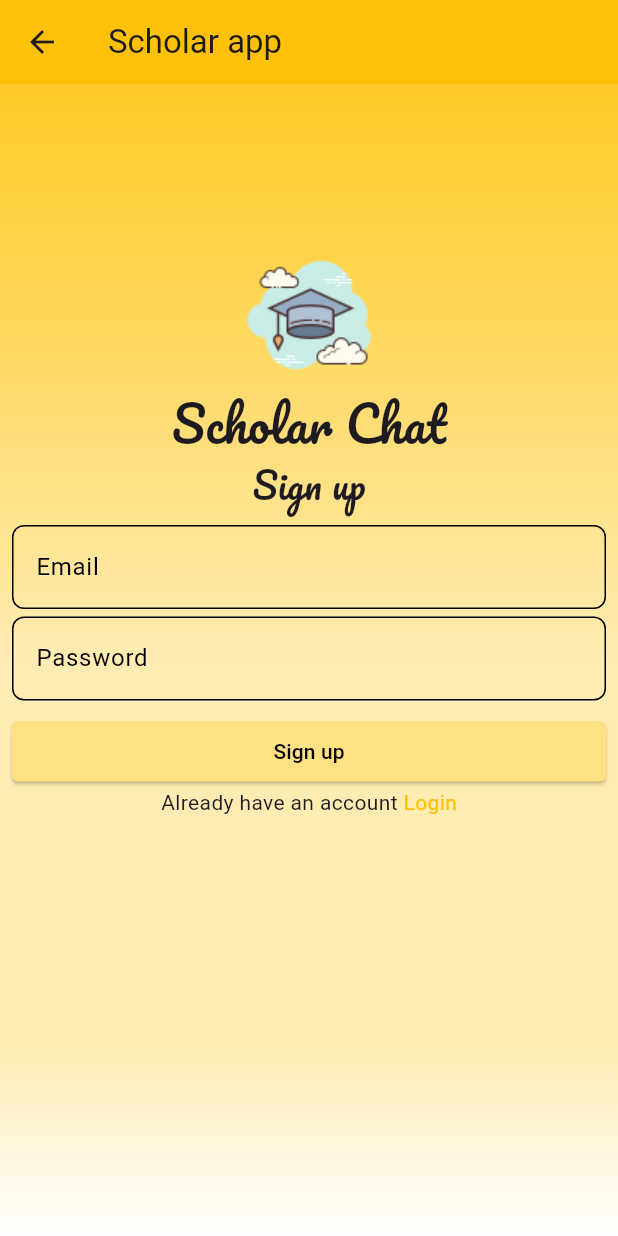
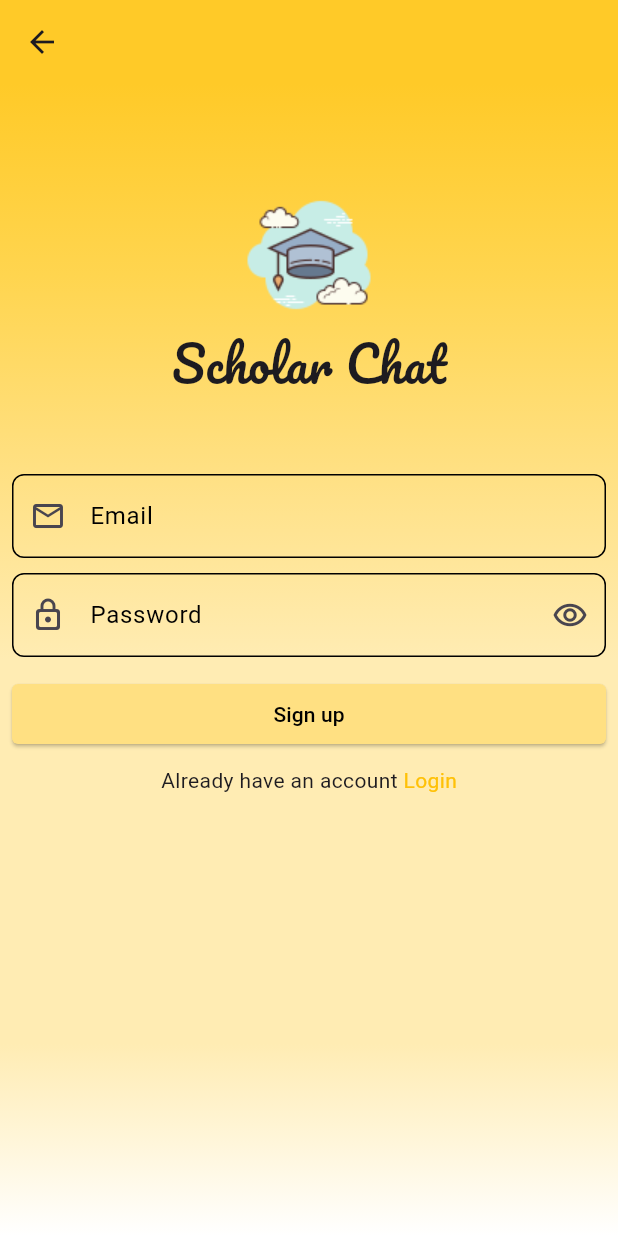
Before and after one commit to TOKYO-FN/scholar_chat, a Flutter app: the screen it shows after launch, after a tap on "Register", on a phone screen of 412 x 824 dp. Run offline on Flutter 3.47's test engine with Material 3 defaults, Android fonts, the phone set to English and light mode, and no system bars; drawn by our look-alikes of modal_progress_hud_nsn; our stand-ins replace firebase_auth, firebase_core, google_fonts; accounts and stored records are empty.

Commit message:
`feat: Update dependencies and add new packages for path provider and google fonts`

```diff
--- a/lib/constants.dart
+++ b/lib/constants.dart
@@ -1,3 +1,3 @@
 import 'package:flutter/material.dart';
 
-const kPrimaryColor = Colors.amber;
+Color kPrimaryColor = Colors.amber[400]!;
--- a/lib/pages/login_page.dart
+++ b/lib/pages/login_page.dart
@@ -1,5 +1,6 @@
 import 'package:firebase_auth/firebase_auth.dart';
 import 'package:flutter/material.dart';
+import 'package:google_fonts/google_fonts.dart';
 import 'package:modal_progress_hud_nsn/modal_progress_hud_nsn.dart';
 import 'package:scholar_chat/constants.dart';
 import 'package:scholar_chat/helper/show_snack_bar.dart';
@@ -27,11 +28,7 @@ class _LoginPageState extends State<LoginPage> {
       inAsyncCall: isLoading,
       child: Scaffold(
         backgroundColor: Colors.white,
-        appBar: AppBar(
-          title: Text("Scholar app"),
-          backgroundColor: kPrimaryColor,
-          elevation: 0,
-        ),
+        appBar: AppBar(backgroundColor: kPrimaryColor, elevation: 0),
         body: Container(
           decoration: BoxDecoration(
             gradient: LinearGradient(
@@ -54,7 +51,8 @@ class _LoginPageState extends State<LoginPage> {
               key: formKey,
               child: ListView(
                 children: [
-                  SizedBox(height: 100),
+                  SizedBox(height: 60),
+
                   Image.asset('assets/images/scholar.png', height: 100),
                   Row(
                     mainAxisAlignment: MainAxisAlignment.center,
@@ -65,30 +63,30 @@ class _LoginPageState extends State<LoginPage> {
                       ),
                     ],
                   ),
-                  Row(
-                    mainAxisAlignment: MainAxisAlignment.center,
-                    children: [
-                      Text(
-                        'Login',
-                        style: TextStyle(fontSize: 24, fontFamily: 'Pacifico'),
-                      ),
-                    ],
-                  ),
-                  SizedBox(height: 10),
-                  CustomTextField(
+
+                  SizedBox(height: 50),
+
+                  CustomTextField.CustomTextFormField(
                     label: 'Email',
+                    prefixIcon: Icon(Icons.email_outlined),
+
                     onChanged: (data) {
                       email = data;
                     },
                   ),
-                  SizedBox(height: 5),
-                  CustomTextField(
+                  SizedBox(height: 10),
+                  CustomTextField.CustomTextFormField(
+                    isPassword: true,
+
                     label: 'Password',
+                    prefixIcon: Icon(Icons.lock_outline_rounded),
+                    postFixIcon: Icon(Icons.remove_red_eye_outlined),
+
                     onChanged: (data) {
                       password = data;
                     },
                   ),
-                  SizedBox(height: 10),
+                  SizedBox(height: 14),
 
                   CustomButton(
                     label: 'Login',
@@ -100,16 +98,16 @@ class _LoginPageState extends State<LoginPage> {
                           await loginUser();
                           showSnackBar(context, 'Success!');
                         } on FirebaseAuthException catch (e) {
-                          print(e);
-                          if (e.code == 'user-not-found') {
+                          switch (e.code) {
+                            case 'invalid-email':
                               showSnackBar(
                                 context,
-                              'No user found for that email',
+                                "Invalid email please check your email",
                               );
-                          } else if (e.code == 'wrong-password') {
+                            case 'invalid-credential':
                               showSnackBar(
                                 context,
-                              'Wrong password provided for that user',
+                                "Invalid email or password",
                               );
                           }
                         } catch (e) {
@@ -121,6 +119,8 @@ class _LoginPageState extends State<LoginPage> {
                       }
                     },
                   ),
+                  SizedBox(height: 10),
+
                   Row(
                     mainAxisAlignment: MainAxisAlignment.center,
                     children: [
--- a/lib/pages/registeration_page.dart
+++ b/lib/pages/registeration_page.dart
@@ -29,11 +29,7 @@ class _RegisterationPageState extends State<RegisterationPage> {
       inAsyncCall: isLoading,
       child: Scaffold(
         backgroundColor: Colors.white,
-        appBar: AppBar(
-          title: Text("Scholar app"),
-          backgroundColor: kPrimaryColor,
-          elevation: 0,
-        ),
+        appBar: AppBar(backgroundColor: kPrimaryColor, elevation: 0),
         body: Container(
           decoration: BoxDecoration(
             gradient: LinearGradient(
@@ -57,7 +53,7 @@ class _RegisterationPageState extends State<RegisterationPage> {
 
               child: ListView(
                 children: [
-                  SizedBox(height: 100),
+                  SizedBox(height: 60),
                   Image.asset('assets/images/scholar.png', height: 100),
                   Row(
                     mainAxisAlignment: MainAxisAlignment.center,
@@ -68,26 +64,22 @@ class _RegisterationPageState extends State<RegisterationPage> {
                       ),
                     ],
                   ),
-                  Row(
-                    mainAxisAlignment: MainAxisAlignment.center,
-                    children: [
-                      Text(
-                        'Sign up',
-                        style: TextStyle(fontSize: 24, fontFamily: 'Pacifico'),
-                      ),
-                    ],
+
+                  SizedBox(height: 50),
+                  CustomTextField.CustomTextFormField(
+                    label: 'Email',
+                    onChanged: (data) => email = data,
+                    prefixIcon: Icon(Icons.email_outlined),
                   ),
                   SizedBox(height: 10),
-                  CustomTextField(
-                    label: 'Email',
-                    onChanged: (data) => email = data,
+                  CustomTextField.CustomTextFormField(
+                    label: 'Password',
+                    isPassword: true,
+                    onChanged: (data) => password = data,
+                    prefixIcon: Icon(Icons.lock_outline_rounded),
+                    postFixIcon: Icon(Icons.remove_red_eye_outlined),
                   ),
-                  SizedBox(height: 5),
-                  CustomTextField(
-                    label: 'Password',
-                    onChanged: (data) => password = data,
-                  ),
-                  SizedBox(height: 10),
+                  SizedBox(height: 14),
 
                   CustomButton(
                     label: 'Sign up',
@@ -118,6 +110,7 @@ class _RegisterationPageState extends State<RegisterationPage> {
                       }
                     },
                   ),
+                  SizedBox(height: 10),
                   Row(
                     mainAxisAlignment: MainAxisAlignment.center,
                     children: [
--- a/lib/widgets/custom_text_field.dart
+++ b/lib/widgets/custom_text_field.dart
@@ -1,18 +1,31 @@
 import 'package:flutter/material.dart';
 
 class CustomTextField extends StatelessWidget {
-  CustomTextField({super.key, required this.label, this.onChanged});
+  CustomTextField.CustomTextFormField({
+    super.key,
+    required this.label,
+    this.onChanged,
+    this.isPassword = false,
+    this.prefixIcon,
+    this.postFixIcon,
+  });
   final String label;
   Function(String)? onChanged;
+  final bool isPassword;
+  Icon? prefixIcon;
+  Icon? postFixIcon;
 
   @override
   Widget build(BuildContext context) {
     return TextFormField(
+      obscureText: isPassword,
       validator: (data) {
         if (data!.isEmpty) return 'this field is required';
       },
       onChanged: onChanged,
       decoration: InputDecoration(
+        prefixIcon: prefixIcon,
+        suffixIcon: postFixIcon,
         errorBorder: OutlineInputBorder(
           borderRadius: BorderRadius.circular(8),
           borderSide: BorderSide(color: Colors.red),
--- a/pubspec.yaml
+++ b/pubspec.yaml
@@ -37,6 +37,7 @@ dependencies:
   firebase_core: ^3.12.1
   firebase_auth: ^5.5.1
   modal_progress_hud_nsn: ^0.5.1
+  google_fonts: ^6.2.1
 
 dev_dependencies:
   flutter_test:
```
Also changed, not shown: pubspec.lock, 1 other file. Lines whose indentation alone changed are shown as unchanged.
